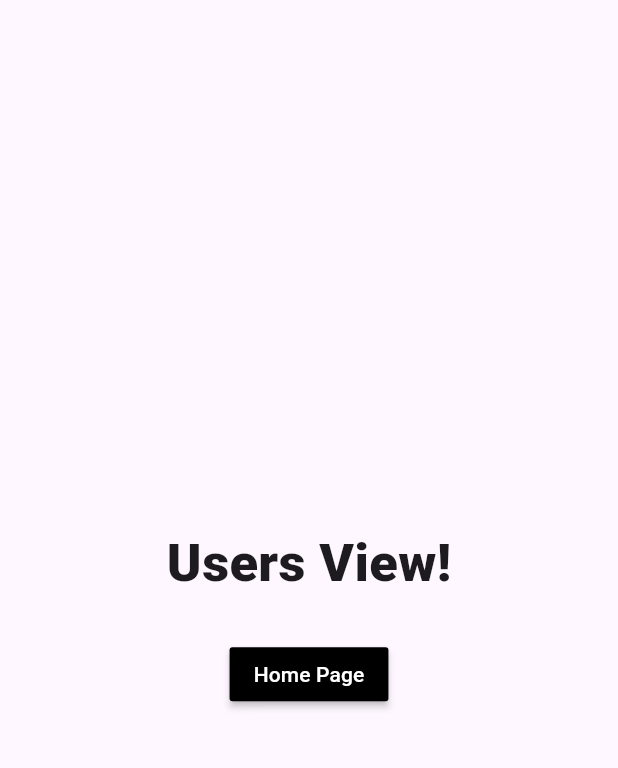
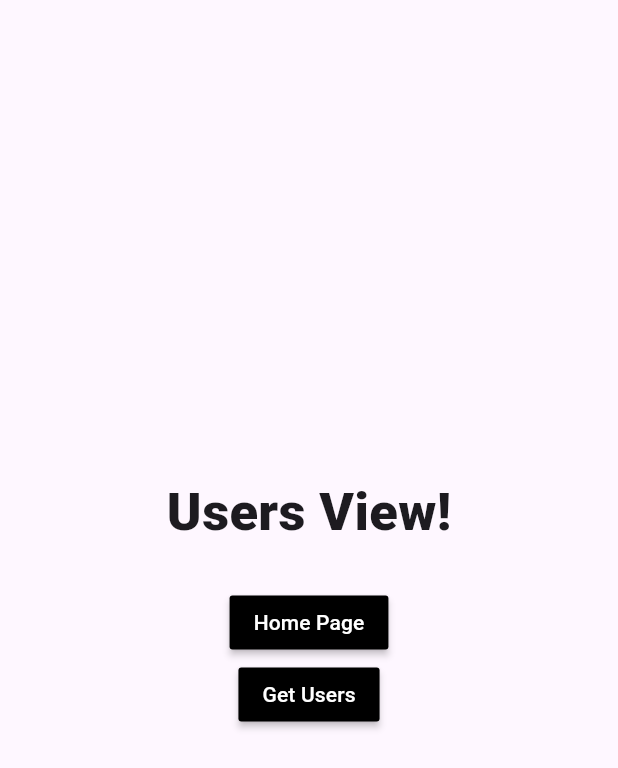
Before and after one commit to Hentji/IntroToStackFrameWork, a Flutter app: the UsersView screen opened by its route, on a phone screen of 412 x 824 dp. Shown: the top 768 px of the screen. Run offline on Flutter 3.47's test engine with Material 3 defaults, Android fonts, the phone set to English and light mode, and no system bars; our stand-ins replace dio, stacked, stacked_services, stacked_shared.

Commit message:
added user service

```diff
--- a/my_first_app/lib/services/users_service.dart
+++ b/my_first_app/lib/services/users_service.dart
@@ -1 +1,25 @@
-class UsersService {}
+import 'package:dio/dio.dart';
+
+class UsersService {
+  final _dio = Dio();
+
+  Future<List<String>> getUsers() async {
+    List<String> users = [];
+    try {
+      final response = await _dio
+          .getUri(Uri.parse('https://jsonplaceholder.typicode.com/users'));
+      if (response.statusCode == 500) {
+        throw Exception();
+      }
+      users = [
+        response.data[0]['name'],
+        response.data[1]['name'],
+        response.data[2]['name'],
+      ];
+
+      return users;
+    } on Exception catch (e) {
+      throw Exception(e);
+    }
+  }
+}
--- a/my_first_app/lib/ui/views/users/users_view.dart
+++ b/my_first_app/lib/ui/views/users/users_view.dart
@@ -1,4 +1,5 @@
 import 'package:flutter/material.dart';
+//import 'package:my_first_app/ui/views/home/home_viewmodel.dart';
 import 'package:stacked/stacked.dart';
 import 'package:my_first_app/ui/common/ui_helpers.dart';
 
@@ -40,6 +41,15 @@ class UsersView extends StackedView<UsersViewModel> {
                         style: TextStyle(color: Colors.white),
                       ),
                     ),
+                    MaterialButton(
+                      color: Colors.black,
+                      onPressed: () => viewModel.getUsersFromService(),
+                      child: const Text(
+                        'Get Users',
+                        style: TextStyle(color: Colors.white),
+                      ),
+                    ),
+                    Text(viewModel.formatUsers()),
                   ],
                 ),
               ],
--- a/my_first_app/lib/ui/views/users/users_viewmodel.dart
+++ b/my_first_app/lib/ui/views/users/users_viewmodel.dart
@@ -1,16 +1,26 @@
-import 'package:my_first_app/app/app.router.dart';
+import 'package:my_first_app/services/users_service.dart';
 import 'package:stacked/stacked.dart';
 import 'package:my_first_app/app/app.locator.dart';
 import 'package:stacked_services/stacked_services.dart';
 
 class UsersViewModel extends BaseViewModel {
   final _navigationService = locator<NavigationService>();
+  final _usersService = locator<UsersService>();
 
-  navigateToHomeView() async {
-    await _navigationService.navigateToHomeView();
-  }
+  List<String> _users = [];
+
+  List<String> get users => _users;
 
   navigateBack() {
     _navigationService.back();
   }
+
+  getUsersFromService() async {
+    _users = await _usersService.getUsers();
+    rebuildUi();
+  }
+
+  formatUsers() {
+    return users.join('\n');
+  }
 }
--- a/my_first_app/pubspec.yaml
+++ b/my_first_app/pubspec.yaml
@@ -7,6 +7,7 @@ environment:
   sdk: '>=3.0.3 <4.0.0'
 
 dependencies:
+  dio: ^5.4.1
   flutter:
     sdk: flutter
   stacked: ^3.4.0
```
Also changed, not shown: my_first_app/pubspec.lock.
